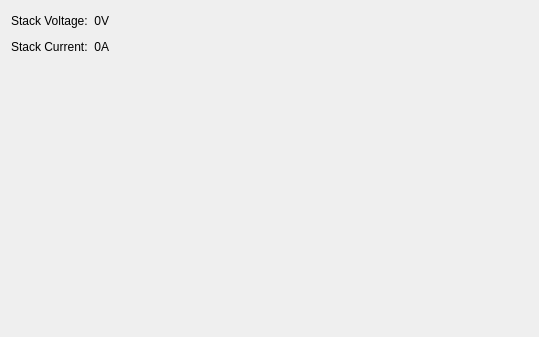
Above: src/brickv/plugin_system/plugins/master/ui/master.ui from Tinkerforge/brickv before the change. Below: the same form after it.
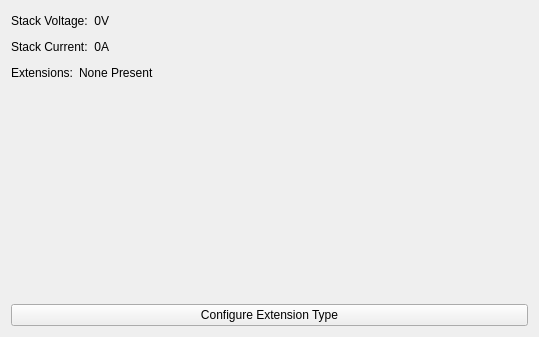
That is the form after the change.

Commit message: add extensions to master

```diff
--- a/src/brickv/plugin_system/plugins/master/ui/master.ui
+++ b/src/brickv/plugin_system/plugins/master/ui/master.ui
@@ -86,6 +86,40 @@
          </item>
         </layout>
        </item>
+       <item>
+        <layout class="QHBoxLayout" name="horizontalLayout_4">
+         <item>
+          <widget class="QLabel" name="label_2">
+           <property name="text">
+            <string>Extensions:</string>
+           </property>
+          </widget>
+         </item>
+         <item>
+          <widget class="QLabel" name="extension_label">
+           <property name="text">
+            <string>None Present</string>
+           </property>
+          </widget>
+         </item>
+         <item>
+          <spacer name="horizontalSpacer_3">
+           <property name="orientation">
+            <enum>Qt::Horizontal</enum>
+           </property>
+           <property name="sizeHint" stdset="0">
+            <size>
+             <width>40</width>
+             <height>20</height>
+            </size>
+           </property>
+          </spacer>
+         </item>
+        </layout>
+       </item>
+       <item>
+        <layout class="QHBoxLayout" name="extension_layout"/>
+       </item>
        <item>
         <spacer name="verticalSpacer">
          <property name="orientation">
@@ -99,6 +133,13 @@
          </property>
         </spacer>
        </item>
+       <item>
+        <widget class="QPushButton" name="extension_type_button">
+         <property name="text">
+          <string>Configure Extension Type</string>
+         </property>
+        </widget>
+       </item>
       </layout>
      </item>
     </layout>
```
The commit also changes 5 other files.
